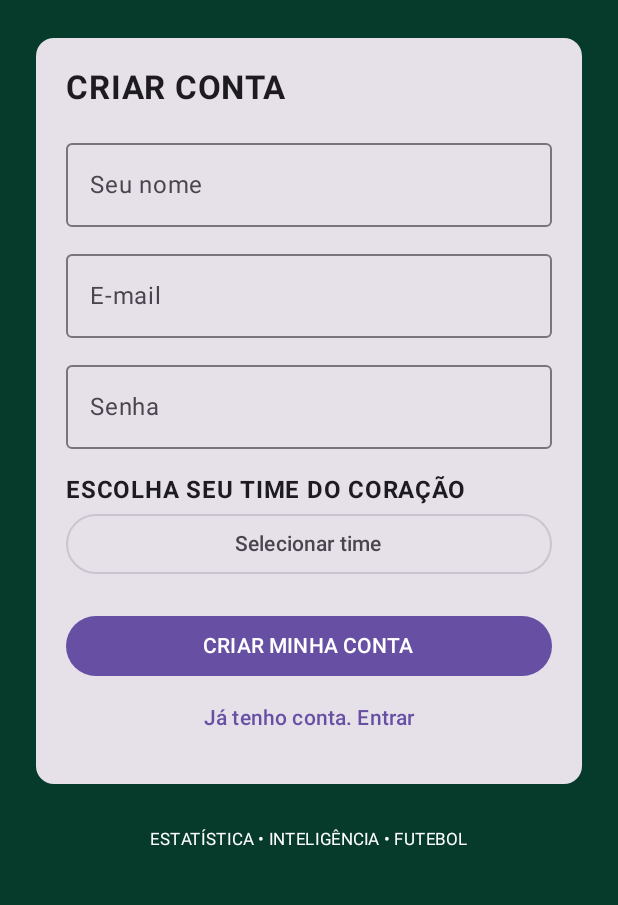
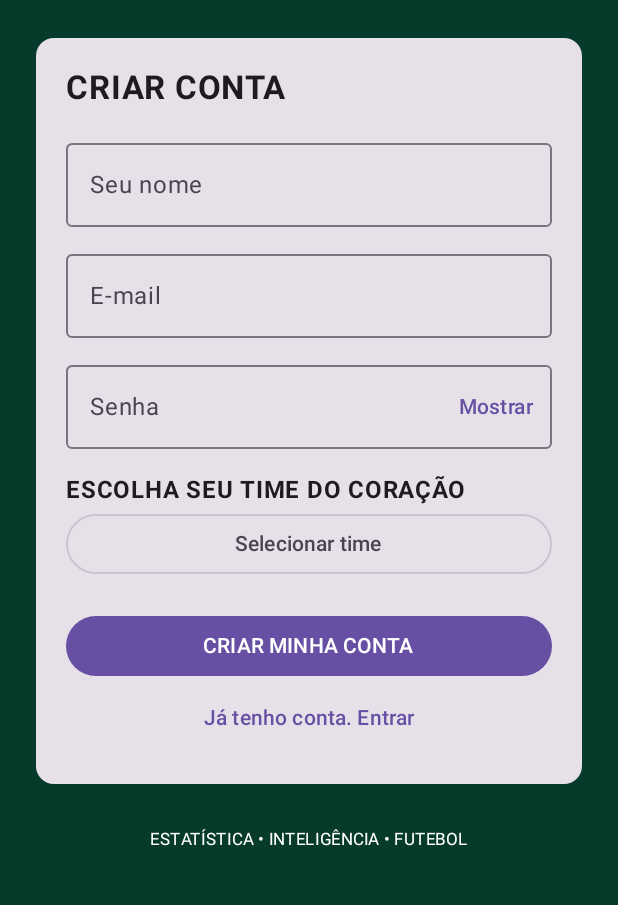
Before and after one commit to jrnischjr-max/brasileirao-predictor-2026, an Android app built with Jetpack Compose: the screen it shows after launch (MainActivity), on a phone screen of 412 x 824 dp, the part 183-1088 px from its top. Run offline under Robolectric (Android 15) with nearby library versions, the phone set to English and light mode, and no system bars; our stand-ins replace Firebase (no records; nobody signed in at launch, a user with empty details on screens opened directly).

Commit message:
Update MainActivity.kt
Protege campo de senha com opção mostrar e ocultar

```diff
--- a/app/src/main/java/br/com/jrnischjr/brasileiraopredictor/MainActivity.kt
+++ b/app/src/main/java/br/com/jrnischjr/brasileiraopredictor/MainActivity.kt
@@ -46,6 +46,7 @@ fun PredictorApp() {
     var nome by remember { mutableStateOf("") }
     var email by remember { mutableStateOf("") }
     var senha by remember { mutableStateOf("") }
+    var senhaVisivel by remember { mutableStateOf(false) }
     var time by remember { mutableStateOf("") }
     var cadastro by remember { mutableStateOf(true) }
     var menuAberto by remember { mutableStateOf(false) }
@@ -125,11 +126,22 @@ fun PredictorApp() {
                     Spacer(modifier = Modifier.height(10.dp))
 
                     OutlinedTextField(
-                        value = senha,
-                        onValueChange = { senha = it },
-                        label = { Text("Senha") },
-                        modifier = Modifier.fillMaxWidth()
-                    )
+    value = senha,
+    onValueChange = { senha = it },
+    label = { Text("Senha") },
+    modifier = Modifier.fillMaxWidth(),
+    visualTransformation = if (senhaVisivel)
+        androidx.compose.ui.text.input.VisualTransformation.None
+    else
+        androidx.compose.ui.text.input.PasswordVisualTransformation(),
+    trailingIcon = {
+        TextButton(
+            onClick = { senhaVisivel = !senhaVisivel }
+        ) {
+            Text(if (senhaVisivel) "Ocultar" else "Mostrar")
+        }
+    }
+)
 
                     if (cadastro) {
                         Spacer(modifier = Modifier.height(15.dp))
```
